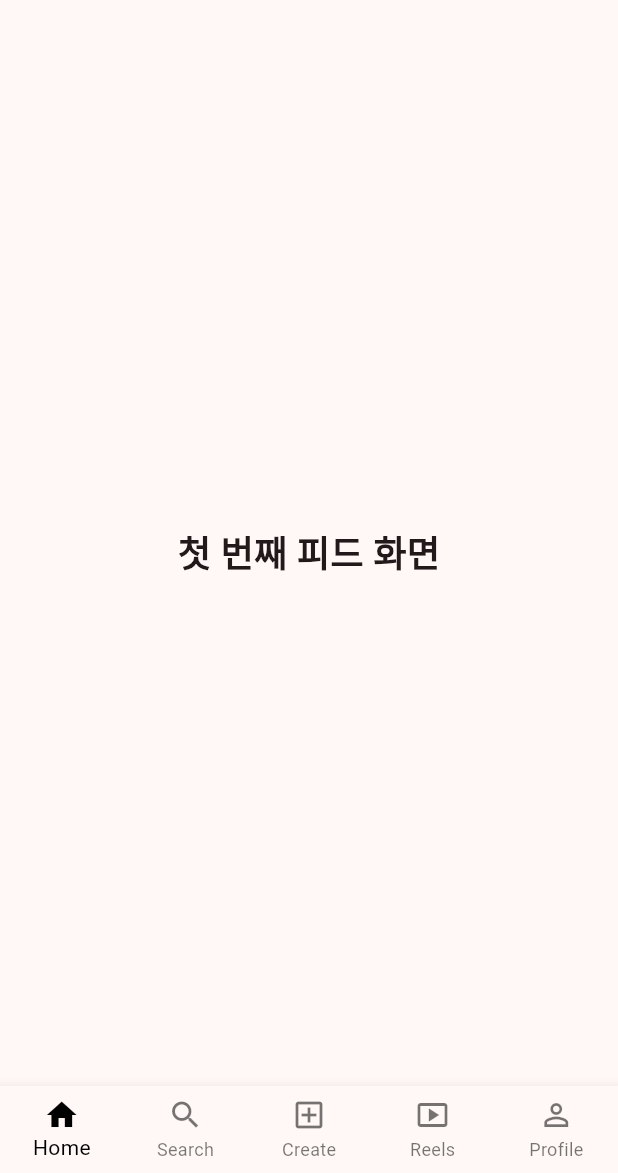
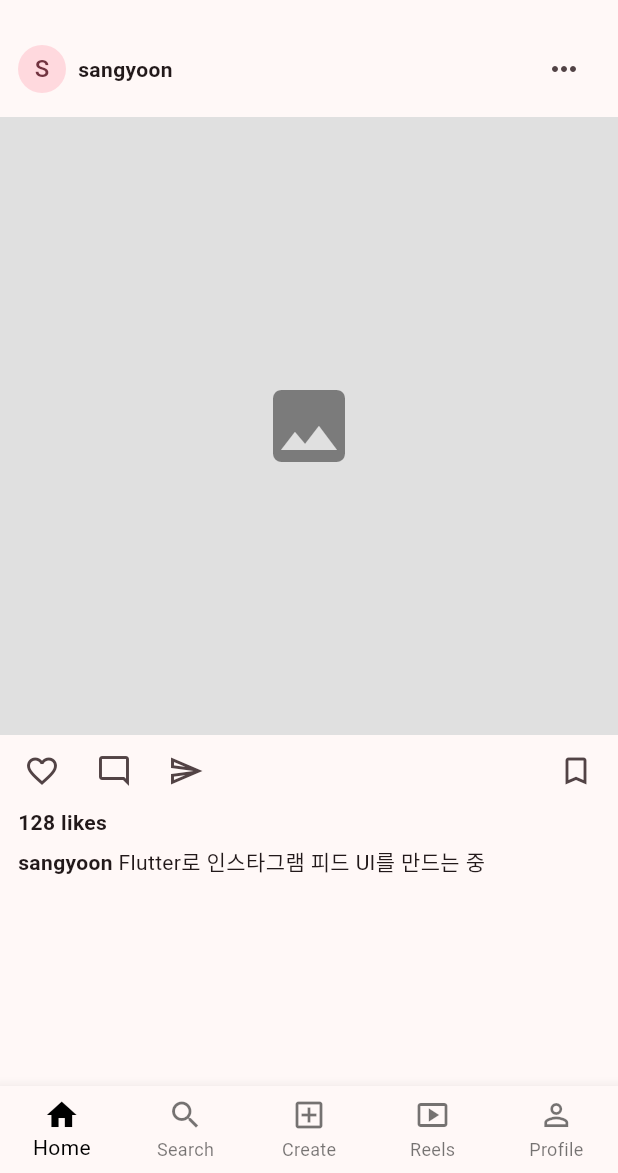
Before and after one commit to Sangyoon98/flutter_sample, a Flutter app: the screen it shows after launch, on a phone screen of 412 x 824 dp, the part 63-1236 px from its top. Run offline on Flutter 3.47's test engine with Material 3 defaults, Android fonts, the phone set to English and light mode, and no system bars.

Commit message:
feat: 홈 피드 정적 UI 구성

```diff
--- a/lib/main.dart
+++ b/lib/main.dart
@@ -34,11 +34,82 @@ class HomePage extends StatelessWidget {
           IconButton(onPressed: () {}, icon: const Icon(Icons.send_outlined)),
         ],
       ),
-      body: const Center(
-        child: Text(
-          '첫 번째 피드 화면',
-          style: TextStyle(fontSize: 24, fontWeight: FontWeight.bold),
-        ),
+      body: Column(
+        crossAxisAlignment: CrossAxisAlignment.start,
+        children: [
+          Padding(
+            padding: const EdgeInsets.symmetric(horizontal: 12, vertical: 8),
+            child: Row(
+              children: [
+                const CircleAvatar(radius: 16, child: Text('S')),
+                const SizedBox(width: 8),
+                const Text(
+                  'sangyoon',
+                  style: TextStyle(fontWeight: FontWeight.bold),
+                ),
+                const Spacer(),
+                IconButton(
+                  onPressed: () {},
+                  icon: const Icon(Icons.more_horiz),
+                ),
+              ],
+            ),
+          ),
+          AspectRatio(
+            aspectRatio: 1,
+            child: Container(
+              color: Colors.grey.shade300,
+              child: const Center(
+                child: Icon(Icons.image, size: 64, color: Colors.black45),
+              ),
+            ),
+          ),
+          Padding(
+            padding: const EdgeInsets.symmetric(horizontal: 4),
+            child: Row(
+              children: [
+                IconButton(
+                  onPressed: () {},
+                  icon: const Icon(Icons.favorite_border),
+                ),
+                IconButton(
+                  onPressed: () {},
+                  icon: const Icon(Icons.mode_comment_outlined),
+                ),
+                IconButton(
+                  onPressed: () {},
+                  icon: const Icon(Icons.send_outlined),
+                ),
+                const Spacer(),
+                IconButton(
+                  onPressed: () {},
+                  icon: const Icon(Icons.bookmark_border),
+                ),
+              ],
+            ),
+          ),
+          const Padding(
+            padding: EdgeInsets.symmetric(horizontal: 12),
+            child: Text(
+              '128 likes',
+              style: TextStyle(fontWeight: FontWeight.bold),
+            ),
+          ),
+          const Padding(
+            padding: EdgeInsets.fromLTRB(12, 6, 12, 0),
+            child: Text.rich(
+              TextSpan(
+                children: [
+                  TextSpan(
+                    text: 'sangyoon ',
+                    style: TextStyle(fontWeight: FontWeight.bold),
+                  ),
+                  TextSpan(text: 'Flutter로 인스타그램 피드 UI를 만드는 중'),
+                ],
+              ),
+            ),
+          ),
+        ],
       ),
       bottomNavigationBar: BottomNavigationBar(
         type: BottomNavigationBarType.fixed,
```
Also changed, not shown: 2 other files.
